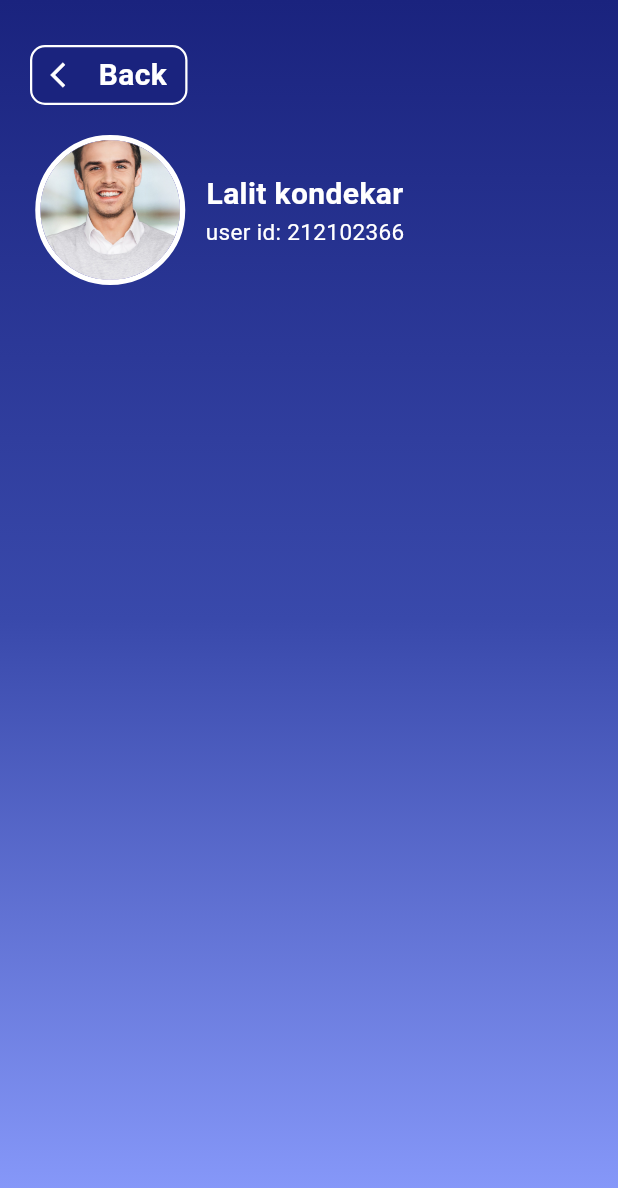
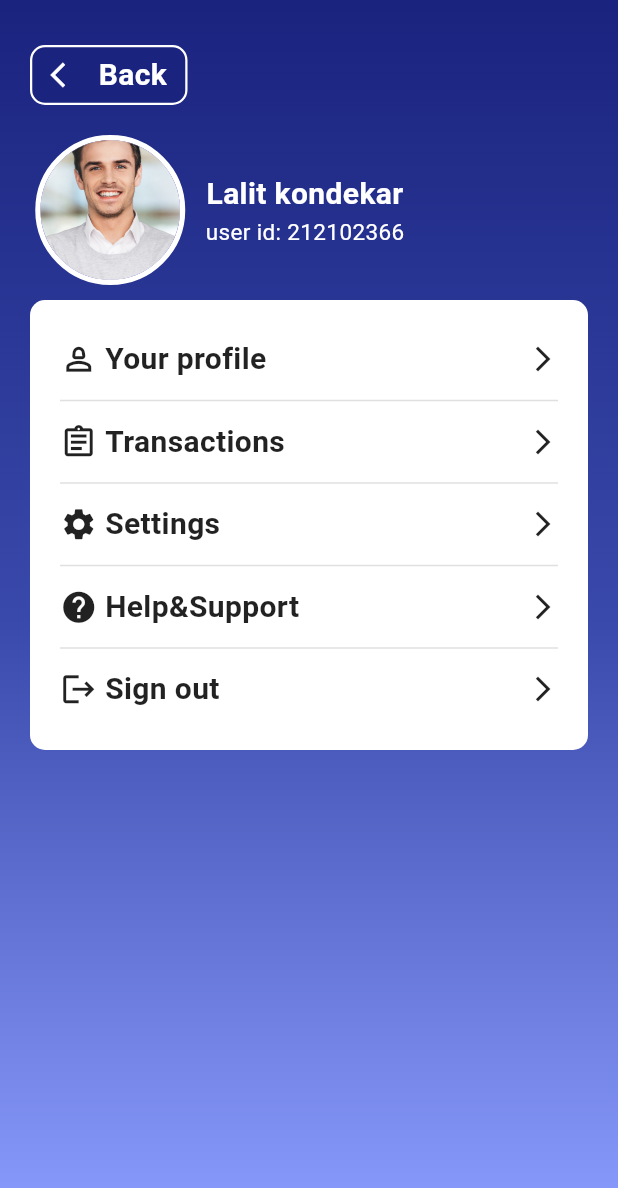
Before and after one commit to abdo2121nasser/code_case_intern, a Flutter app: the screen it shows after launch, on a phone screen of 412 x 824 dp. Shown: the top 1188 px of the screen. Run offline on Flutter 3.47's test engine with Material 3 defaults, Android fonts, the phone set to English and light mode, and no system bars; our stand-ins replace bloc, flutter_bloc.

Commit message:
setting list view done

```diff
--- /dev/null
+++ b/lib/core/blocks/setting_list_block.dart
@@ -0,0 +1,33 @@
+import 'package:flutter/material.dart';
+
+
+
+
+class SettingListBlock extends StatelessWidget {
+    final  IconData icon;
+    final String lable;
+    SettingListBlock({required this.icon,required this.lable});
+
+    @override
+  Widget build(BuildContext context) {
+    return Row(
+      mainAxisAlignment: MainAxisAlignment.spaceBetween,
+      children: [
+        SizedBox(
+          child: Row(
+            children: [
+              Icon(icon,size: 25,color: Colors.black87,),
+              Padding(
+                padding: const EdgeInsets.only(left: 5),
+                child: Text(lable,
+                  style: TextStyle(color: Colors.black87,fontWeight: FontWeight.bold,fontSize: 20),),
+              )
+            ],
+          ),
+        ),
+        Icon(Icons.arrow_forward_ios_outlined,size: 20,color: Colors.black87,)
+      ],
+    );
+  }
+
+}
--- a/lib/screens/side_screens/menu_screen.dart
+++ b/lib/screens/side_screens/menu_screen.dart
@@ -1,35 +1,48 @@
+import 'package:code_case_intern/core/blocks/setting_list_block.dart';
 import 'package:code_case_intern/core/blocks/user_block.dart';
 import 'package:flutter/material.dart';
 
 import '../../core/blocks/button_with_icon_block.dart';
 
-
 class MenuScreen extends StatelessWidget {
-  const MenuScreen({super.key});
-
+    List<String>   settingSectionsTexts=['Your profile','Transactions','Settings','Help&Support','Sign out'];
+    List<IconData> settingSectionsIcons=[Icons.person_2_outlined,Icons.assignment_outlined,Icons.settings,Icons.help,Icons.logout];
   @override
   Widget build(BuildContext context) {
     return Scaffold(
       body: Container(
-       padding: const EdgeInsets.only(left: 20,top: 30),
+        padding: const EdgeInsets.only(left: 20, top: 30, right: 20),
         width: MediaQuery.of(context).size.width,
         height: MediaQuery.of(context).size.height,
         decoration: BoxDecoration(
-         gradient: LinearGradient(
-           colors: [
-             Colors.indigo.shade900,Colors.indigo.shade600,Colors.indigoAccent.shade100
-           ],
-           begin: Alignment.topCenter,
-           end: Alignment.bottomCenter
-         )
-       ),
+            gradient: LinearGradient(colors: [
+          Colors.indigo.shade900,
+          Colors.indigo.shade600,
+          Colors.indigoAccent.shade100
+        ], begin: Alignment.topCenter, end: Alignment.bottomCenter)),
         child: Column(
           crossAxisAlignment: CrossAxisAlignment.start,
           children: [
-           InkWell(
-               onTap: (){},
-               child: ButtonWithIconBlock()),
-           UserBlock()
+            InkWell(onTap: () {}, child: const ButtonWithIconBlock()),
+            const UserBlock(),
+            SizedBox(height: 10,),
+            Container(
+              height: 300,
+              decoration: BoxDecoration(
+                color: Colors.white,
+                borderRadius: BorderRadius.circular(10),
+              ),
+              child: Expanded(
+                child: ListView.separated(
+                  padding: EdgeInsets.symmetric(horizontal: 20,vertical: 20),
+                    itemBuilder: (context, index) => Padding(
+                      padding: const EdgeInsets.symmetric(vertical: 5),
+                      child: SettingListBlock(lable: settingSectionsTexts[index],icon: settingSectionsIcons[index],),
+                    ),
+                    separatorBuilder: (context, index) => Divider(color: Colors.grey.shade300,),
+                    itemCount: 5),
+              ),
+            )
           ],
         ),
       ),
```
Lines whose indentation alone changed are shown as unchanged.
